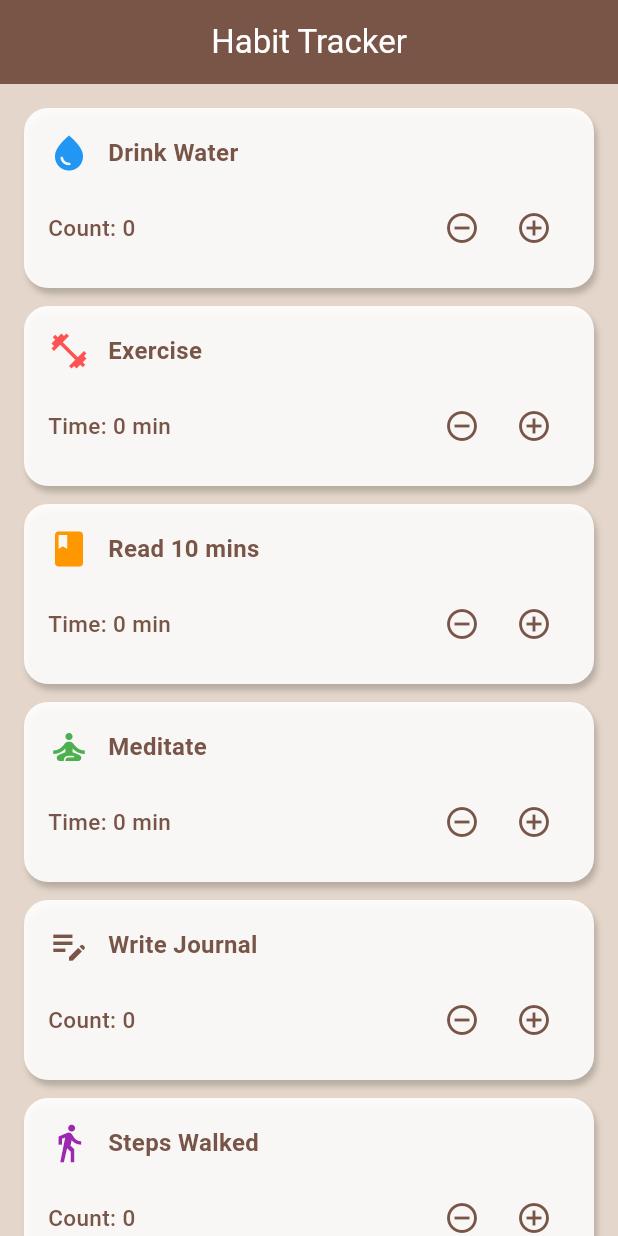
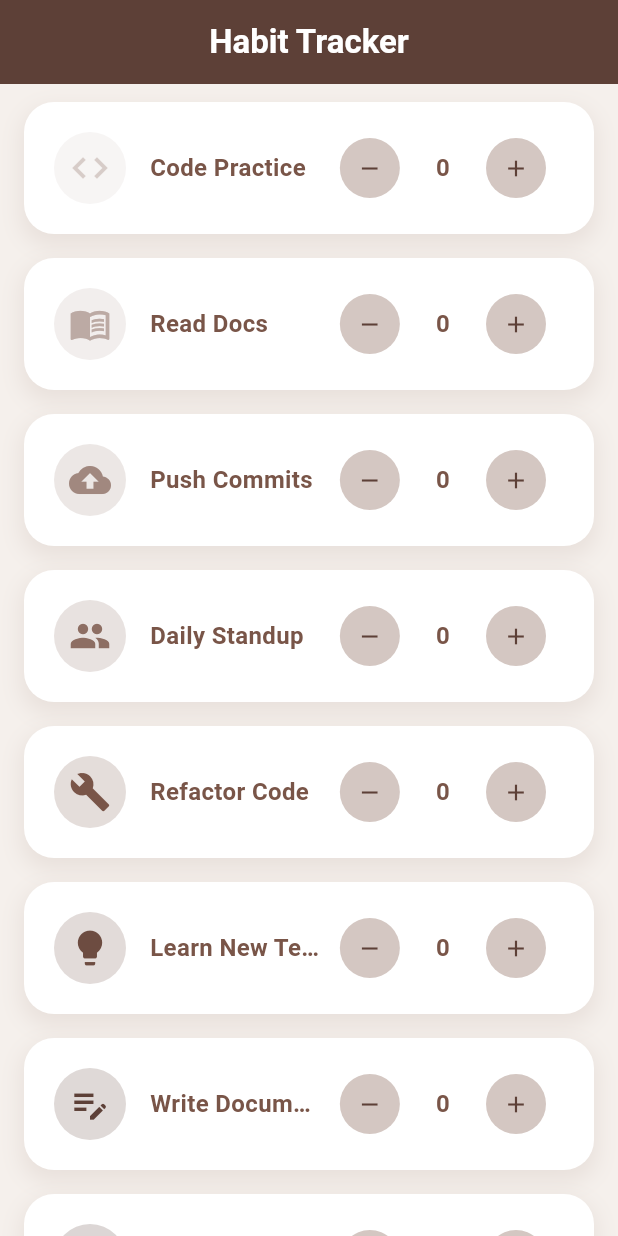
Before and after one commit to ummukulsuum/journal_project, a Flutter app: the HabitTrackerPage screen opened directly, on a phone screen of 412 x 824 dp. Run offline on Flutter 3.47's test engine with Material 3 defaults, Android fonts, the phone set to English and light mode, and no system bars; our stand-ins replace curved_navigation_bar, fl_chart, hive, hive_flutter, image_picker, shared_preferences; accounts and stored records are empty.

Commit message:
First commit

```diff
--- /dev/null
+++ b/lib/screens/habitdata.dart
@@ -0,0 +1,28 @@
+import 'package:flutter/material.dart';
+
+class HabitData {
+  // Current values for each habit
+  static Map<String, Map<String, dynamic>> habits = {
+    "Code Practice": {"type": "count", "value": 0},
+    "Read Docs": {"type": "time", "value": 0},
+    "Push Commits": {"type": "count", "value": 0},
+    "Daily Standup": {"type": "time", "value": 0},
+    "Refactor Code": {"type": "count", "value": 0},
+    "Learn New Tech": {"type": "time", "value": 0},
+    "Write Documentation": {"type": "count", "value": 0},
+    "Debugging": {"type": "count", "value": 0},
+    "Take Break": {"type": "time", "value": 0},
+  };
+
+  static Map<String, Map<String, dynamic>> habitDetails = {
+    "Code Practice": {"icon": Icons.code, "color": Color(0xFFD7CCC8)},
+    "Read Docs": {"icon": Icons.menu_book, "color": Color(0xFFBCAAA4)},
+    "Push Commits": {"icon": Icons.cloud_upload, "color": Color(0xFFA1887F)},
+    "Daily Standup": {"icon": Icons.group, "color": Color(0xFF8D6E63)},
+    "Refactor Code": {"icon": Icons.build, "color": Color(0xFF795548)},
+    "Learn New Tech": {"icon": Icons.lightbulb, "color": Color(0xFF6D4C41)},
+    "Write Documentation": {"icon": Icons.edit_note, "color": Color(0xFF5D4037)},
+    "Debugging": {"icon": Icons.bug_report, "color": Color(0xFF4E342E)},
+    "Take Break": {"icon": Icons.coffee, "color": Color(0xFF3E2723)},
+  };
+}
--- a/lib/screens/habitt_tracker.dart
+++ b/lib/screens/habitt_tracker.dart
@@ -1,5 +1,6 @@
-
 import 'package:flutter/material.dart';
+import 'package:journally/screens/habitdata.dart';
+import 'package:journally/screens/pie_chart.dart';
 
 class HabitTrackerPage extends StatefulWidget {
   const HabitTrackerPage({super.key});
@@ -9,47 +10,43 @@ class HabitTrackerPage extends StatefulWidget {
 }
 
 class _HabitTrackerPageState extends State<HabitTrackerPage> {
-  // Each habit now has type (count/time) and value
-  Map<String, Map<String, dynamic>> habits = {
-    "Drink Water": {"type": "count", "value": 0},
-    "Exercise": {"type": "time", "value": 0},
-    "Read 10 mins": {"type": "time", "value": 0},
-    "Meditate": {"type": "time", "value": 0},
-    "Write Journal": {"type": "count", "value": 0},
-    "Steps Walked": {"type": "count", "value": 0},
-    "Push Ups": {"type": "count", "value": 0},
-  };
-
-  final Map<String, dynamic> habitDetails = {
-    "Drink Water": {"icon": Icons.water_drop, "color": Colors.blue},
-    "Exercise": {"icon": Icons.fitness_center, "color": Colors.redAccent},
-    "Read 10 mins": {"icon": Icons.book, "color": Colors.orange},
-    "Meditate": {"icon": Icons.self_improvement, "color": Colors.green},
-    "Write Journal": {"icon": Icons.edit_note, "color": Colors.brown},
-    "Steps Walked": {"icon": Icons.directions_walk, "color": Colors.purple},
-    "Push Ups": {"icon": Icons.sports_gymnastics, "color": Colors.indigo},
-  };
-
   @override
   Widget build(BuildContext context) {
+    final titles = HabitData.habits.keys.toList();
+
     return Scaffold(
-      backgroundColor: const Color.fromARGB(255, 228, 214, 202),
+      backgroundColor: const Color(0xFFF5F0EC),
       appBar: AppBar(
-        backgroundColor: Colors.brown,
+        backgroundColor: Colors.brown[700],
         title: const Text(
           "Habit Tracker",
-          style: TextStyle(color: Colors.white),
+          style: TextStyle(color: Colors.white, fontWeight: FontWeight.bold),
         ),
         centerTitle: true,
+        // actions: [
+        //   IconButton(
+        //     icon: const Icon(Icons.pie_chart),
+        //     onPressed: () {
+        //       Navigator.push(
+        //         context,
+        //         MaterialPageRoute(
+        //           builder: (_) => PieChartPage(
+        //             onReturn: () => setState(() {}), // Refresh after returning
+        //           ),
+        //         ),
+        //       );
+        //     },
+        //   )
+        // ],
       ),
       body: ListView.builder(
-        padding: const EdgeInsets.all(16),
-        itemCount: habits.length,
+        padding: const EdgeInsets.symmetric(horizontal: 16, vertical: 12),
+        itemCount: titles.length,
         itemBuilder: (context, index) {
-          String title = habits.keys.elementAt(index);
-          IconData icon = habitDetails[title]["icon"];
-          Color color = habitDetails[title]["color"];
-          String type = habits[title]!["type"];
+          final title = titles[index];
+          final icon = HabitData.habitDetails[title]!['icon'] as IconData;
+          final color = HabitData.habitDetails[title]!['color'] as Color;
+          final type = HabitData.habits[title]!['type'] as String;
 
           return HabitCard(title, icon, color, type);
         },
@@ -58,82 +55,98 @@ class _HabitTrackerPageState extends State<HabitTrackerPage> {
   }
 
   Widget HabitCard(String title, IconData icon, Color color, String type) {
-    int value = habits[title]!["value"];
+    final value = HabitData.habits[title]!['value'] as int;
 
     return Container(
-      margin: const EdgeInsets.only(bottom: 12),
-      padding: const EdgeInsets.all(16),
+      margin: const EdgeInsets.only(bottom: 16),
+      padding: const EdgeInsets.all(20),
       decoration: BoxDecoration(
-        color: Colors.white.withOpacity(0.9),
-        borderRadius: BorderRadius.circular(16),
+        color: Colors.white,
+        borderRadius: BorderRadius.circular(20),
         boxShadow: [
           BoxShadow(
-            color: Colors.black.withOpacity(0.2),
-            blurRadius: 3,
-            offset: const Offset(2, 4),
-          ),
+            color: Colors.brown.withOpacity(0.1),
+            blurRadius: 12,
+            spreadRadius: 2,
+            offset: const Offset(0, 6),
+          )
         ],
       ),
-      child: Column(
-        crossAxisAlignment: CrossAxisAlignment.start,
+      child: Row(
+        mainAxisAlignment: MainAxisAlignment.spaceBetween,
         children: [
-          // Row 1: Icon + Title
-          Row(
+          Flexible(
+            child: Row(
               children: [
-              Icon(icon, color: color, size: 28),
-              const SizedBox(width: 12),
-              Text(
+                Container(
+                  padding: const EdgeInsets.all(10),
+                  decoration: BoxDecoration(
+                    color: color.withOpacity(0.2),
+                    shape: BoxShape.circle,
+                  ),
+                  child: Icon(icon, color: color, size: 28),
+                ),
+                const SizedBox(width: 16),
+                Flexible(
+                  child: Text(
                     title,
                     style: const TextStyle(
                       fontSize: 16,
-                  fontWeight: FontWeight.bold,
+                      fontWeight: FontWeight.w600,
                       color: Colors.brown,
                     ),
+                    overflow: TextOverflow.ellipsis,
                   ),
+                )
               ],
-          ),
-          const SizedBox(height: 12),
-
-          // Row 2: Counter or Time Tracker
-          Row(
-            mainAxisAlignment: MainAxisAlignment.spaceBetween,
-            children: [
-              Text(
-                type == "count" ? "Count: $value" : "Time: $value min",
-                style: const TextStyle(
-                  fontSize: 15,
-                  fontWeight: FontWeight.w500,
-                  color: Colors.brown,
             ),
           ),
           Row(
             children: [
-                  IconButton(
-                    icon: const Icon(Icons.remove_circle_outline),
-                    color: Colors.brown,
+              ElevatedButton(
                 onPressed: () {
                   setState(() {
                     if (value > 0) {
-                          habits[title]!["value"] =
-                              value - (type == "count" ? 1 : 5);
+                      HabitData.habits[title]!['value'] =
+                          value - (type == 'count' ? 1 : 5);
                     }
                   });
                 },
+                style: ElevatedButton.styleFrom(
+                  shape: const CircleBorder(),
+                  padding: const EdgeInsets.all(8),
+                  backgroundColor: const Color.fromARGB(255, 212, 199, 194),
+                  elevation: 0,
                 ),
-                  IconButton(
-                    icon: const Icon(Icons.add_circle_outline),
-                    color: Colors.brown,
+                child: Icon(Icons.remove, color: Colors.brown[700]),
+              ),
+              const SizedBox(width: 12),
+              // Show current habit value
+              Text(
+                "$value",
+                style: const TextStyle(
+                    fontSize: 16,
+                    fontWeight: FontWeight.bold,
+                    color: Colors.brown),
+              ),
+              const SizedBox(width: 12),
+              ElevatedButton(
                 onPressed: () {
                   setState(() {
-                        habits[title]!["value"] =
-                            value + (type == "count" ? 1 : 5);
+                    HabitData.habits[title]!['value'] =
+                        value + (type == 'count' ? 1 : 5);
                   });
                 },
+                style: ElevatedButton.styleFrom(
+                  shape: const CircleBorder(),
+                  padding: const EdgeInsets.all(8),
+                  backgroundColor: const Color.fromARGB(255, 212, 199, 194),
+                  elevation: 0,
+                ),
+                child: Icon(Icons.add, color: Colors.brown[700]),
               ),
             ],
-              ),
-            ],
-          ),
+          )
         ],
       ),
     );
--- a/lib/screens/navigation_bar.dart
+++ b/lib/screens/navigation_bar.dart
@@ -6,7 +6,7 @@ import 'package:journally/screens/home_page.dart';
 
 import 'package:journally/screens/journals_page.dart';
 import 'package:journally/screens/account_page.dart';
-import 'package:journally/screens/pie_chart.dart';
+import 'package:journally/screens/pie_chart.dart' hide HabitTrackerPage;
 
 class Bottomnavbar extends StatefulWidget {
   final int initialIndex;
```
Also changed, not shown: lib/screens/pie_chart.dart (+54 -45 lines). Lines whose indentation alone changed are shown as unchanged.
